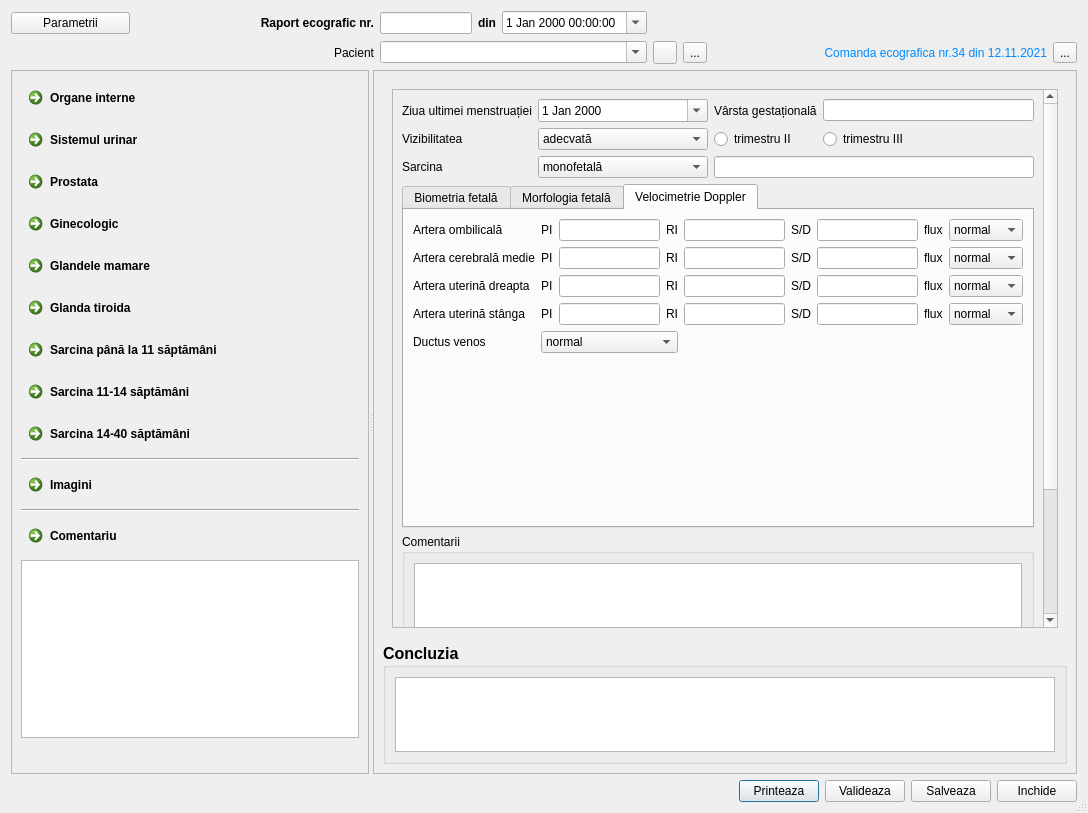
The window that docs/docreportecho.ui (debalex77/USG) describes before a commit, drawn with Qt 5.
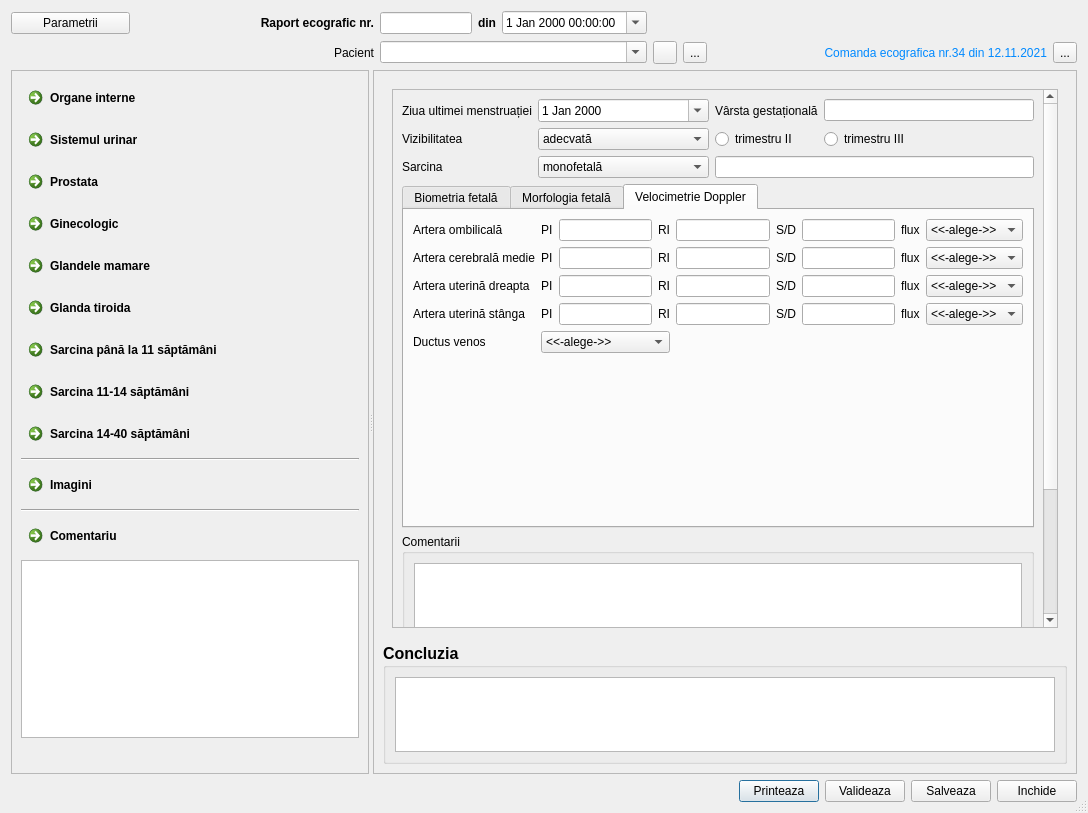
The same window after the commit. The open tabs and pages were chosen to show the change. Icons and pictures are not drawn.

```diff
--- a/docs/docreportecho.ui
+++ b/docs/docreportecho.ui
@@ -4516,7 +4516,7 @@
                <rect>
                 <x>0</x>
                 <y>0</y>
-                <width>706</width>
+                <width>707</width>
                 <height>781</height>
                </rect>
               </property>
@@ -6310,6 +6310,11 @@
                    </item>
                    <item row="0" column="9">
                     <widget class="QComboBox" name="gestation2_ombilic_flux">
+                     <item>
+                      <property name="text">
+                       <string>&lt;&lt;-alege-&gt;&gt;</string>
+                      </property>
+                     </item>
                      <item>
                       <property name="text">
                        <string>normal</string>
@@ -6382,6 +6387,11 @@
                    </item>
                    <item row="1" column="9">
                     <widget class="QComboBox" name="gestation2_cerebral_flux">
+                     <item>
+                      <property name="text">
+                       <string>&lt;&lt;-alege-&gt;&gt;</string>
+                      </property>
+                     </item>
                      <item>
                       <property name="text">
                        <string>normal</string>
@@ -6433,6 +6443,11 @@
                    </item>
                    <item row="2" column="9">
                     <widget class="QComboBox" name="gestation2_uterRight_flux">
+                     <item>
+                      <property name="text">
+                       <string>&lt;&lt;-alege-&gt;&gt;</string>
+                      </property>
+                     </item>
                      <item>
                       <property name="text">
                        <string>normal</string>
@@ -6484,6 +6499,11 @@
                    </item>
                    <item row="3" column="9">
                     <widget class="QComboBox" name="gestation2_uterLeft_flux">
+                     <item>
+                      <property name="text">
+                       <string>&lt;&lt;-alege-&gt;&gt;</string>
+                      </property>
+                     </item>
                      <item>
                       <property name="text">
                        <string>normal</string>
@@ -6498,6 +6518,11 @@
                    </item>
                    <item row="4" column="1" colspan="3">
                     <widget class="QComboBox" name="gestation2_ductVenos">
+                     <item>
+                      <property name="text">
+                       <string>&lt;&lt;-alege-&gt;&gt;</string>
+                      </property>
+                     </item>
                      <item>
                       <property name="text">
                        <string>normal</string>
```
Left out of the diff: 16 changed lines with no effect on the pictures.
